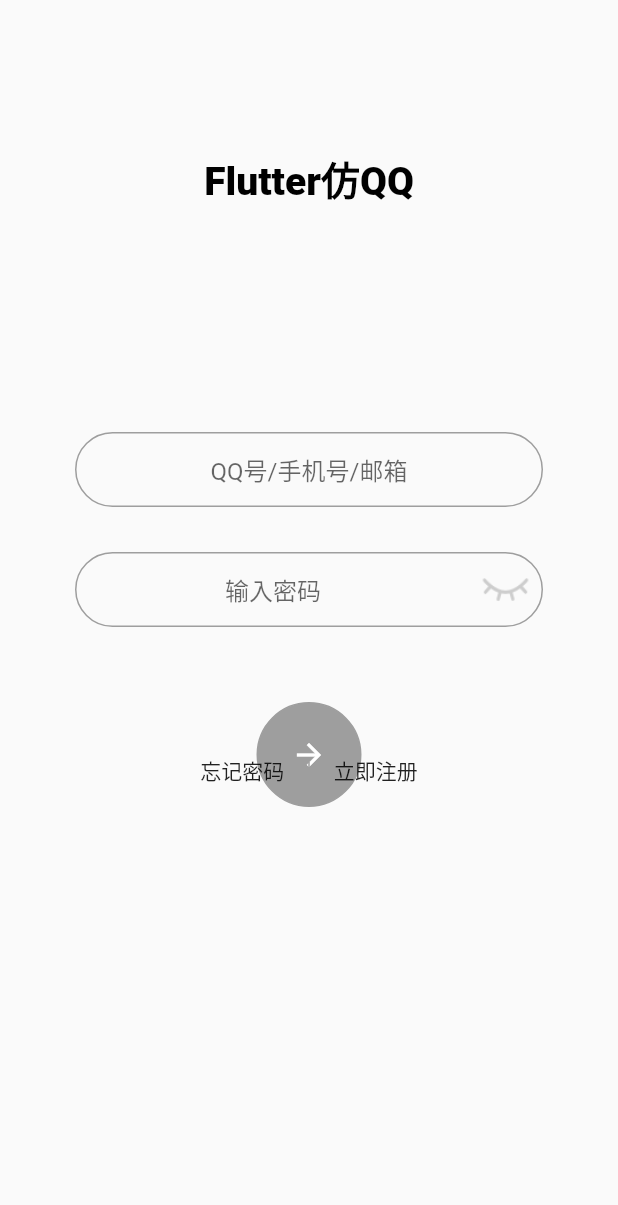
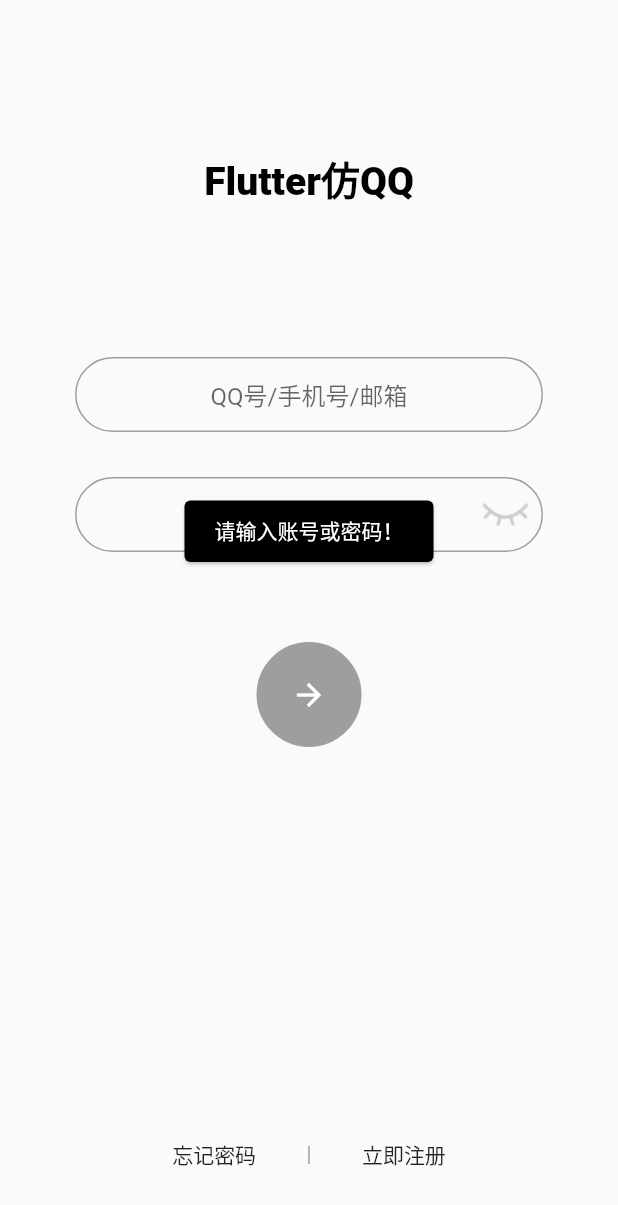
Before and after one commit to hujuny/flutter_login, a Flutter app: the screen it shows after launch, after a tap on the "arrow forward" icon, on a phone screen of 412 x 824 dp. Shown: the top 1205 px of the screen. Run offline on Flutter 3.47's test engine with Material 2 defaults, Android fonts, the phone set to English and light mode, and no system bars; missing offline and left inert: dart:ffi.

Commit message:
基础页面搭建

```diff
--- a/lib/login/login_page.dart
+++ b/lib/login/login_page.dart
@@ -2,8 +2,13 @@ import 'dart:ffi';
 
 import 'package:flutter/cupertino.dart';
 import 'package:flutter/material.dart';
+import 'package:flutter_login/home/home_page.dart';
+import 'package:flutter_login/login/forget_password_page.dart';
+import 'package:flutter_login/login/register_page.dart';
+import 'package:flutter_login/utils/navigator_util.dart';
 import 'package:flutter_login/utils/toast.dart';
 
+/// 登录页面
 class LoginPage extends StatefulWidget {
   @override
   _LoginPageState createState() => _LoginPageState();
@@ -34,15 +39,26 @@ class _LoginPageState extends State<LoginPage> {
             //触摸收起键盘
             FocusScope.of(context).requestFocus(FocusNode());
           },
-          child: Stack(
-            alignment: Alignment.bottomCenter,
+          child: Container(
+            /*
+            获取当前屏幕宽高
+            MediaQuery.of(context).size.width
+            MediaQuery.of(context).size.height
+             */
+            width: MediaQuery.of(context).size.width,
+            height: MediaQuery.of(context).size.height,
+            child: Column(
+              mainAxisAlignment: MainAxisAlignment.start,
               children: <Widget>[
-              Column(
+
+                Expanded(
+                  child: Column(
+                    crossAxisAlignment: CrossAxisAlignment.center,
                     mainAxisAlignment: MainAxisAlignment.start,
                     children: <Widget>[
                       Container(
+                        margin: EdgeInsets.all(100),
                         alignment: Alignment.center,
-                    margin: EdgeInsets.all(100),
                         child: Text(
                           'Flutter仿QQ',
                           style: TextStyle(
@@ -52,18 +68,20 @@ class _LoginPageState extends State<LoginPage> {
                         ),
                       ),
                       Container(
-                    margin: EdgeInsets.fromLTRB(50, 50, 50, 0),
+                        margin: EdgeInsets.fromLTRB(50, 0, 50, 0),
                         decoration: BoxDecoration(
                             border: Border.all(
                               color: Colors.grey,
                               width: 1.0,
                             ),
-                        borderRadius: BorderRadius.all(Radius.circular(32.0))),
+                            borderRadius:
+                                BorderRadius.all(Radius.circular(32.0))),
                         child: TextField(
                           textAlign: TextAlign.center,
                           maxLines: 1,
                           decoration: InputDecoration(
-                        contentPadding: EdgeInsets.only(left: 20, right: 20),
+                            contentPadding:
+                                EdgeInsets.only(left: 20, right: 20),
                             hintText: "QQ号/手机号/邮箱",
                             border: InputBorder.none,
                           ),
@@ -85,7 +103,8 @@ class _LoginPageState extends State<LoginPage> {
                               color: Colors.grey,
                               width: 1.0,
                             ),
-                        borderRadius: BorderRadius.all(Radius.circular(32.0))),
+                            borderRadius:
+                                BorderRadius.all(Radius.circular(32.0))),
                         child: Row(
                           children: <Widget>[
                             Expanded(
@@ -97,7 +116,8 @@ class _LoginPageState extends State<LoginPage> {
                                 obscureText: showPassword,
                                 onChanged: (str) {
                                   password = str;
-                              if (password.isNotEmpty && username.isNotEmpty) {
+                                  if (password.isNotEmpty &&
+                                      username.isNotEmpty) {
                                     content = Colors.lightBlueAccent;
                                   } else {
                                     content = Colors.grey;
@@ -127,18 +147,22 @@ class _LoginPageState extends State<LoginPage> {
                       ),
                       Container(
                         padding: EdgeInsets.all(10),
-                    margin: EdgeInsets.only(top: 50),
+                        margin: EdgeInsets.only(top: 60),
                         decoration: BoxDecoration(
                             color: content,
                             border: Border.all(
                               color: content,
                               width: 1.0,
                             ),
-                        borderRadius: BorderRadius.all(Radius.circular(40.0))),
+                            borderRadius:
+                                BorderRadius.all(Radius.circular(40.0))),
                         child: IconButton(
                           onPressed: () {
                             if (content == Colors.lightBlueAccent) {
-                          Toast.toast(context, msg: "可以登录！");
+//                              Toast.toast(context, msg: "可以登录！");
+                            NavigatorUtil.push(context, HomePage());
+                            } else {
+                              Toast.toast(context, msg: "请输入账号或密码！");
                             }
                           },
                           icon: Icon(
@@ -149,15 +173,22 @@ class _LoginPageState extends State<LoginPage> {
                       ),
                     ],
                   ),
-              Align(
-                alignment: Alignment.bottomCenter,
+                ),
+                Container(
+                  margin: EdgeInsets.only(left: 80, right: 80,bottom: 30),
                   child: Row(
                     mainAxisAlignment: MainAxisAlignment.center,
                     crossAxisAlignment: CrossAxisAlignment.center,
                     children: <Widget>[
-                    FlatButton(
-                      onPressed: () {},
-                      child: Text('忘记密码'),
+                      Expanded(
+                        child: FlatButton(
+                          onPressed: () {
+                            NavigatorUtil.push(context, ForgetPasswordPage());
+                          },
+                          child: Text(
+                            '忘记密码',
+                          ),
+                        ),
                       ),
                       SizedBox(
                         width: 1,
@@ -166,9 +197,11 @@ class _LoginPageState extends State<LoginPage> {
                           decoration: BoxDecoration(color: Colors.grey),
                         ),
                       ),
-                    FlatButton(
-                      onPressed: () {  },
+                      Expanded(
+                        child: FlatButton(
+                          onPressed: () =>NavigatorUtil.push(context, RegisterPage()),
                           child: Text('立即注册'),
+                        ),
                       )
                     ],
                   ),
@@ -176,6 +209,7 @@ class _LoginPageState extends State<LoginPage> {
               ],
             ),
           ),
+        ),
       )),
     );
   }
```
Also changed, not shown: lib/home/home_page.dart (added, +23 -0 lines), lib/login/forget_password_page.dart (added, +23 -0 lines), lib/login/register_page.dart (added, +23 -0 lines), lib/utils/navigator_util.dart (added, +16 -0 lines). Lines whose indentation alone changed are shown as unchanged.
